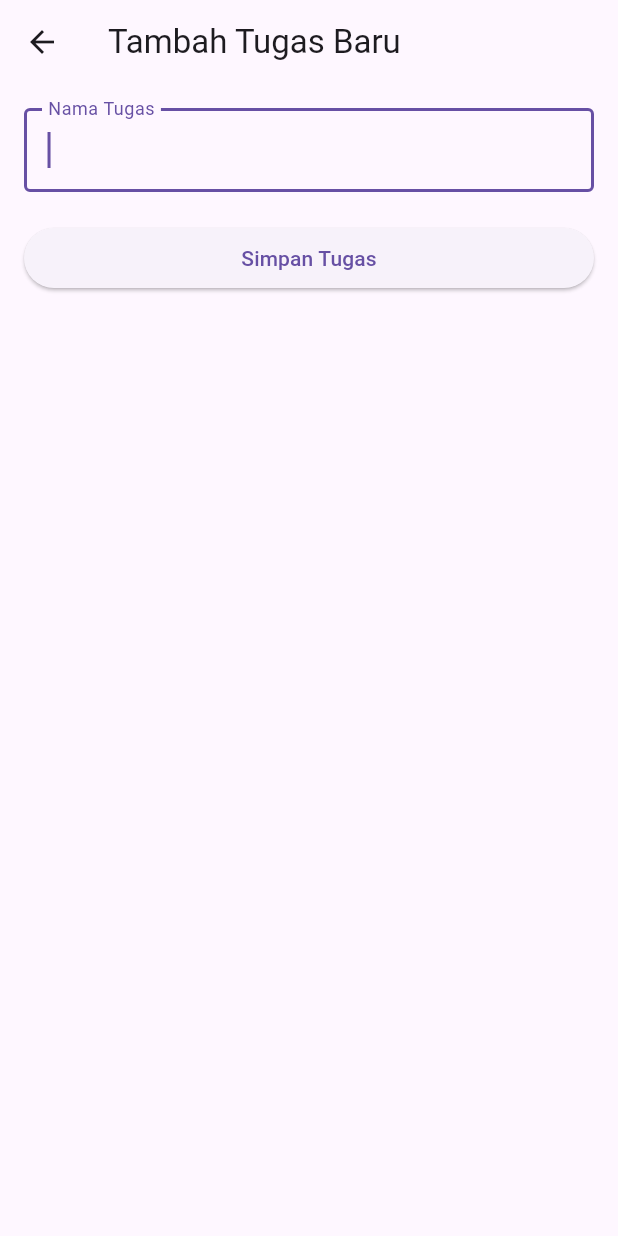
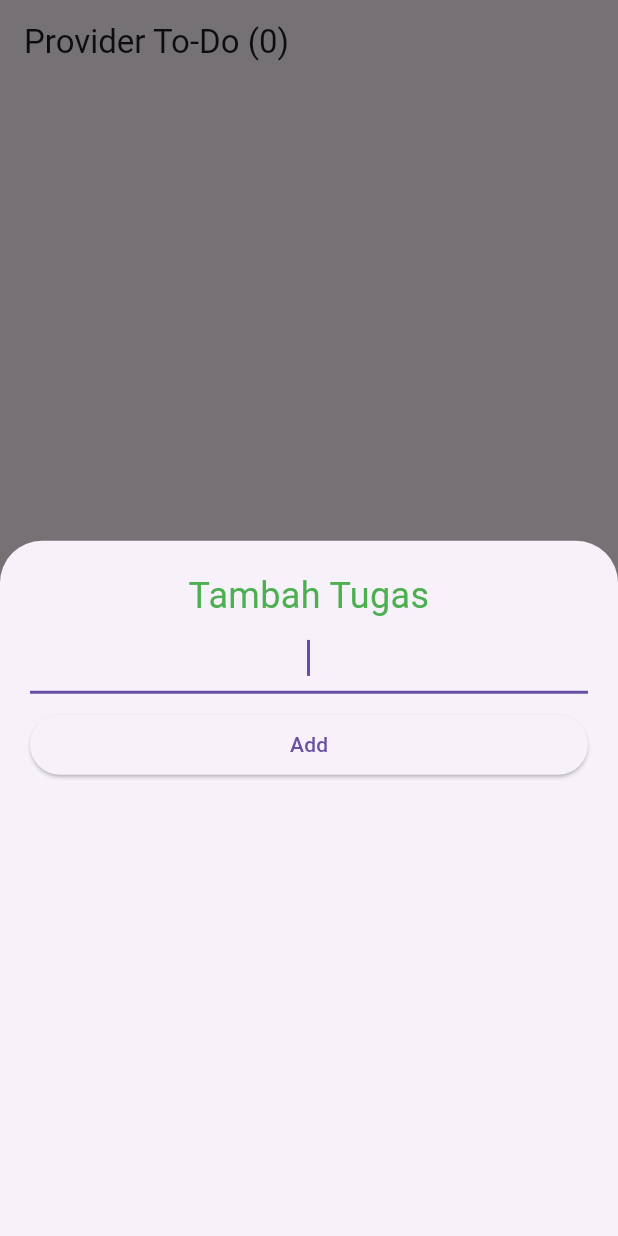
Before and after one commit to BungaDOR/praktikum_state_management, a Flutter app: the screen it shows after launch, after a tap on the "add" icon, on a phone screen of 412 x 824 dp. Run offline on Flutter 3.47's test engine with Material 3 defaults, Android fonts, the phone set to English and light mode, and no system bars.

Commit message:
state global

```diff
--- a/lib/main.dart
+++ b/lib/main.dart
@@ -1,7 +1,16 @@
 import 'package:flutter/material.dart';
+import 'package:provider/provider.dart';
+import 'task_data.dart'; // Import model
+import 'task_screen.dart'; // Kita akan buat ini setelahnya
 
 void main() {
-  runApp(const MyApp());
+  runApp(
+    // Membungkus Root App agar Provider tersedia di seluruh aplikasi
+    ChangeNotifierProvider(
+      create: (context) => TaskData(),
+      child: const MyApp(),
+    ),
+  );
 }
 
 class MyApp extends StatelessWidget {
@@ -10,104 +19,9 @@ class MyApp extends StatelessWidget {
   @override
   Widget build(BuildContext context) {
     return MaterialApp(
-      title: 'Dasar State Management',
-      theme: ThemeData(primarySwatch: Colors.blue),
-      home: const TaskListScreen(),
+      title: 'Provider Demo',
+      theme: ThemeData(primarySwatch: Colors.green),
+      home: const TaskScreen(), // Halaman utama kita ganti
     );
   }
 }
-
-// === HALAMAN 1: Menampilkan List ===
-class TaskListScreen extends StatefulWidget {
-  const TaskListScreen({Key? key}) : super(key: key);
-
-  @override
-  State<TaskListScreen> createState() => _TaskListScreenState();
-}
-
-class _TaskListScreenState extends State<TaskListScreen> {
-  // State disimpan di sini (Parent)
-  final List<String> _taskList = [];
-
-  void _addTask(String newTask) {
-    setState(() {
-      _taskList.add(newTask);
-    });
-  }
-
-  @override
-  Widget build(BuildContext context) {
-    return Scaffold(
-      appBar: AppBar(title: const Text('To-Do (setState)')),
-      body: _taskList.isEmpty
-          ? const Center(child: Text('Belum ada tugas'))
-          : ListView.builder(
-              itemCount: _taskList.length,
-              itemBuilder: (context, index) {
-                return ListTile(
-                  leading: const Icon(Icons.check_circle_outline),
-                  title: Text(_taskList[index]),
-                );
-              },
-            ),
-      floatingActionButton: FloatingActionButton(
-        child: const Icon(Icons.add),
-        onPressed: () async {
-          // Navigasi ke Halaman 2 dan MENUNGGU data kembali (await)
-          final newTask = await Navigator.push(
-            context,
-            MaterialPageRoute(builder: (context) => const AddTaskScreen()),
-          );
-
-          // Jika ada data yang dikirim balik (tidak null), update state
-          if (newTask != null) {
-            _addTask(newTask);
-          }
-        },
-      ),
-    );
-  }
-}
-
-// === HALAMAN 2: Input Data ===
-class AddTaskScreen extends StatefulWidget {
-  const AddTaskScreen({Key? key}) : super(key: key);
-
-  @override
-  State<AddTaskScreen> createState() => _AddTaskScreenState();
-}
-
-class _AddTaskScreenState extends State<AddTaskScreen> {
-  final TextEditingController _controller = TextEditingController();
-
-  @override
-  Widget build(BuildContext context) {
-    return Scaffold(
-      appBar: AppBar(title: const Text('Tambah Tugas Baru')),
-      body: Padding(
-        padding: const EdgeInsets.all(16.0),
-        child: Column(
-          crossAxisAlignment: CrossAxisAlignment.stretch,
-          children: [
-            TextField(
-              controller: _controller,
-              decoration: const InputDecoration(
-                labelText: 'Nama Tugas',
-                border: OutlineInputBorder(),
-              ),
-              autofocus: true,
-            ),
-            const SizedBox(height: 20),
-            ElevatedButton(
-              onPressed: () {
-                // Mengirim data kembali ke halaman sebelumnya (pop)
-                Navigator.pop(context, _controller.text);
-              },
-              child: const Text('Simpan Tugas'),
-            ),
-          ],
-        ),
-      ),
-    );
-  }
-}
--- /dev/null
+++ b/lib/task_data.dart
@@ -0,0 +1,23 @@
+import 'package:flutter/foundation.dart';
+import 'dart:collection';
+
+class TaskData extends ChangeNotifier {
+  // Data Private
+  final List<String> _tasks = [];
+
+  // Getter (agar data tidak bisa diubah langsung dari luar tanpa fungsi add)
+  UnmodifiableListView<String> get tasks => UnmodifiableListView(_tasks);
+
+  int get taskCount => _tasks.length;
+
+  void addTask(String newTask) {
+    _tasks.add(newTask);
+    // Memberitahu semua widget yang mendengarkan (Listeners) untuk rebuild
+    notifyListeners();
+  }
+
+  void deleteTask(int index) {
+    _tasks.removeAt(index);
+    notifyListeners();
+  }
+}
--- /dev/null
+++ b/lib/task_screen.dart
@@ -0,0 +1,90 @@
+import 'package:flutter/material.dart';
+import 'package:provider/provider.dart';
+import 'task_data.dart';
+
+// Halaman Utama
+class TaskScreen extends StatelessWidget {
+  const TaskScreen({Key? key}) : super(key: key);
+
+  @override
+  Widget build(BuildContext context) {
+    return Scaffold(
+      appBar: AppBar(
+        // Mengakses data taskCount langsung dari Provider
+        title: Text('Provider To-Do (${Provider.of<TaskData>(context).taskCount})'),
+      ),
+      body: Consumer<TaskData>(
+        // Consumer hanya me-rebuild bagian ini saja saat data berubah
+        builder: (context, taskData, child) {
+          return ListView.builder(
+            itemCount: taskData.taskCount,
+            itemBuilder: (context, index) {
+              return ListTile(
+                title: Text(taskData.tasks[index]),
+                trailing: IconButton(
+                  icon: const Icon(Icons.delete, color: Colors.red),
+                  onPressed: () {
+                    // Panggil fungsi di Provider
+                    taskData.deleteTask(index);
+                  },
+                ),
+              );
+            },
+          );
+        },
+      ),
+      floatingActionButton: FloatingActionButton(
+        backgroundColor: Colors.green,
+        child: const Icon(Icons.add),
+        onPressed: () {
+          // Buka BottomSheet atau Halaman Baru
+          showModalBottomSheet(
+            context: context,
+            builder: (context) => const AddTaskSheet(),
+          );
+        },
+      ),
+    );
+  }
+}
+
+// Widget Input (Bisa dipisah ke file lain)
+class AddTaskSheet extends StatelessWidget {
+  const AddTaskSheet({Key? key}) : super(key: key);
+
+  @override
+  Widget build(BuildContext context) {
+    String newTaskTitle = '';
+
+    return Container(
+      padding: const EdgeInsets.all(20),
+      child: Column(
+        crossAxisAlignment: CrossAxisAlignment.stretch,
+        children: [
+          const Text('Tambah Tugas',
+            textAlign: TextAlign.center,
+            style: TextStyle(fontSize: 24, color: Colors.green),
+          ),
+          TextField(
+            autofocus: true,
+            textAlign: TextAlign.center,
+            onChanged: (newText) {
+              newTaskTitle = newText;
+            },
+          ),
+          const SizedBox(height: 10),
+          ElevatedButton(
+            child: const Text('Add'),
+            onPressed: () {
+              if (newTaskTitle.isNotEmpty) {
+                // Menambahkan data via Provider
+                Provider.of<TaskData>(context, listen: false).addTask(newTaskTitle);
+                Navigator.pop(context); // Tutup modal
+              }
+            },
+          ),
+        ],
+      ),
+    );
+  }
+}
--- a/pubspec.yaml
+++ b/pubspec.yaml
@@ -30,6 +30,7 @@ environment:
 dependencies:
   flutter:
     sdk: flutter
+  provider: ^6.1.2
 
   # The following adds the Cupertino Icons font to your application.
   # Use with the CupertinoIcons class for iOS style icons.
```
Also changed, not shown: pubspec.lock.
